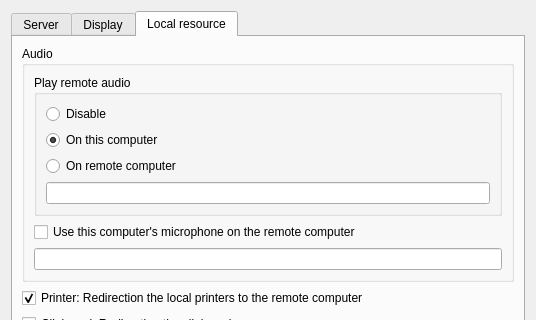
Old version of the form Plugins/FreeRDP/Client/DlgSetFreeRDP.ui in the repository KangLin/RabbitRemoteControl; both pictures show x 0 to 536 and y 0 to 320 of the 536 by 540 pixel window.
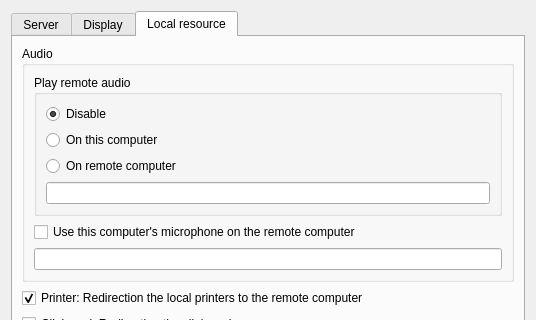
New version of the form. The open tabs and pages were chosen to show the change. Icons and pictures are not drawn.

Commit message: Plugins::FreeRDP::Client: set redirection sound type initial

Patch:
```diff
--- a/Plugins/FreeRDP/Client/DlgSetFreeRDP.ui
+++ b/Plugins/FreeRDP/Client/DlgSetFreeRDP.ui
@@ -421,7 +421,7 @@
                 <string>On this computer</string>
                </property>
                <property name="checked">
-                <bool>true</bool>
+                <bool>false</bool>
                </property>
               </widget>
              </item>
@@ -440,6 +440,9 @@
                <property name="text">
                 <string>Disable</string>
                </property>
+               <property name="checked">
+                <bool>true</bool>
+               </property>
               </widget>
              </item>
             </layout>
```
The commit also changes 1 other file.
